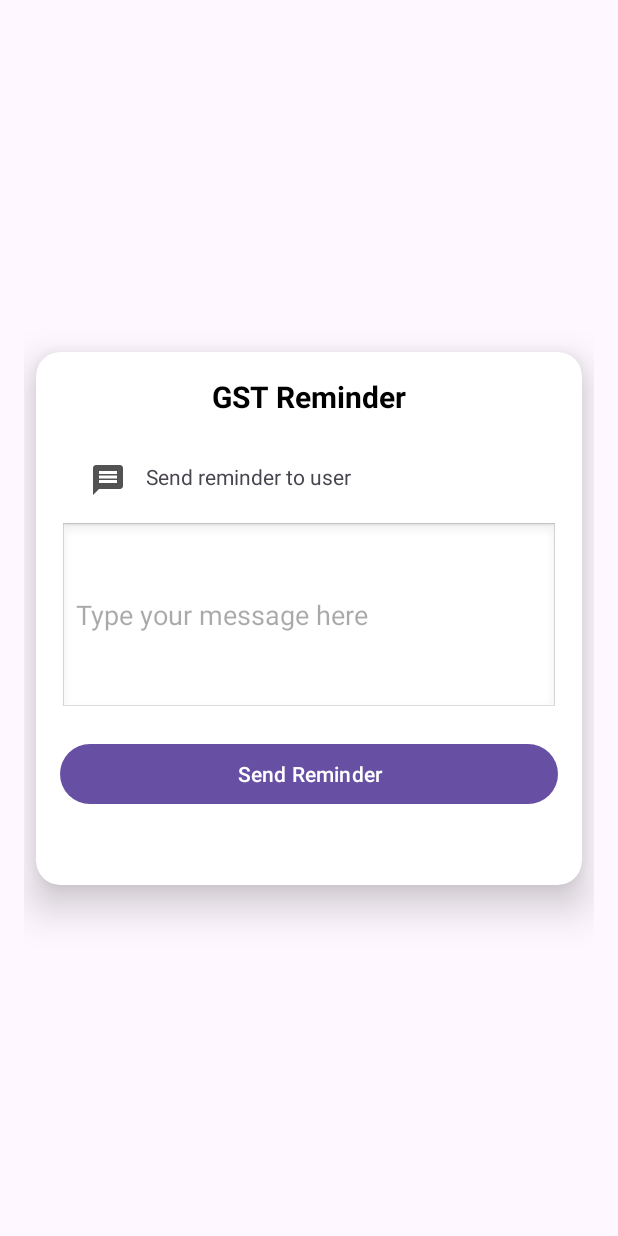
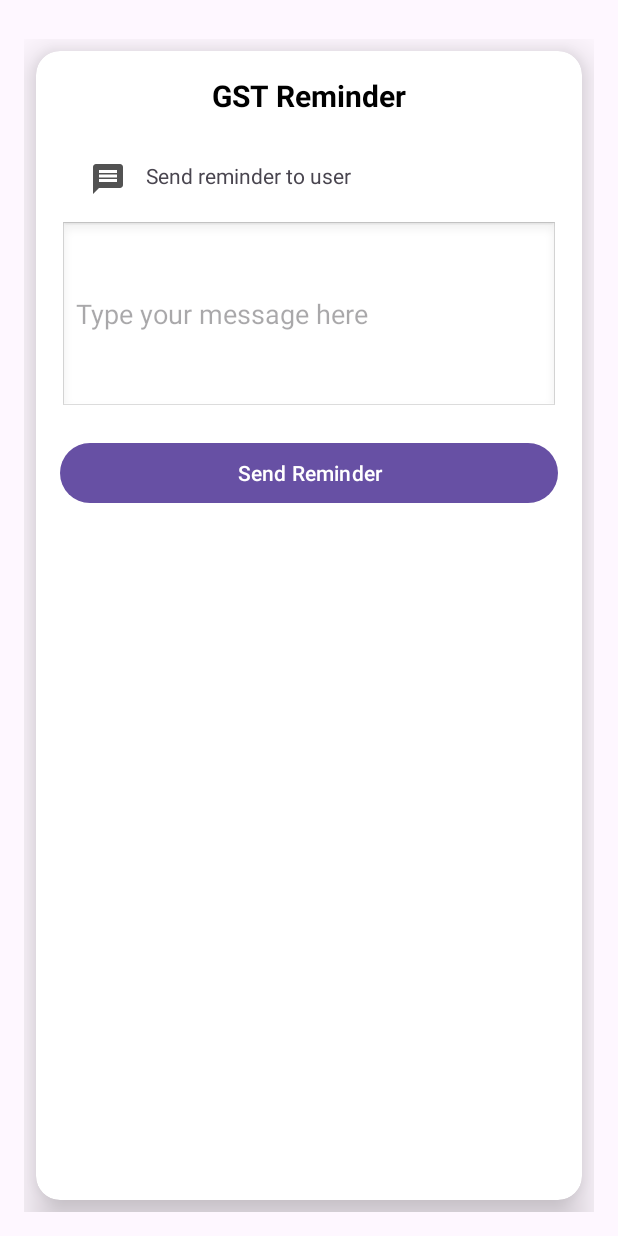
Before and after one commit to ShraddhaMandhare25/TaxProject01, an Android app: the reminder screen opened directly, with no data from a screen before it, after a tap on "Send Reminder", on a phone screen of 412 x 824 dp. Run offline under Robolectric (Android 15) with nearby library versions, the phone set to English and light mode, and no system bars; our stand-ins replace Firebase (no records; nobody signed in at launch, a user with empty details on screens opened directly); 3 statements that could not run were skipped.

Commit message:
here's an gst update

```diff
--- a/app/src/main/AndroidManifest.xml
+++ b/app/src/main/AndroidManifest.xml
@@ -19,7 +19,7 @@
             android:name=".admin2"
             android:exported="false" />
         <activity
-            android:name=".login"
+            android:name=".list"
             android:exported="false" />
         <activity
             android:name=".adminpg"
@@ -31,7 +31,7 @@
             android:name=".MainActivity"
             android:exported="false" />
         <activity
-            android:name=".list"
+            android:name=".login"
             android:exported="true">
             <intent-filter>
                 <action android:name="android.intent.action.MAIN" />
--- a/app/src/main/java/com/example/taxproj/admin2.java
+++ b/app/src/main/java/com/example/taxproj/admin2.java
@@ -30,6 +30,7 @@ DatabaseReference db;
         @Override
         public void onClick(View view) {
             Intent i= new Intent(admin2.this, reminder.class);
+i.putExtra("INFO",ans);
             startActivity(i);
         }
     });
--- a/app/src/main/java/com/example/taxproj/list.java
+++ b/app/src/main/java/com/example/taxproj/list.java
@@ -31,7 +31,7 @@ DatabaseReference db;
     @Override
     protected void onCreate(Bundle savedInstanceState) {
         super.onCreate(savedInstanceState);
-        setContentView(R.layout.activity_adminpg);
+        //setContentView(R.layout.activity_adminpg);
         setContentView(R.layout.activity_list);
 
         listView = findViewById(R.id.listView);
@@ -47,7 +47,7 @@ DatabaseReference db;
                 myArrayList.clear() ;
                 for (DataSnapshot snapshot1 : snapshot.getChildren()) {
                     // String u="User="+snapshot1.child("user").getValue().toString()+"MOB="+snapshot1.child("mob").getValue().toString() ;
-                    String u="USER="+snapshot1.child("name").getValue().toString()+"\nPAN="+snapshot1.child("pan").getValue().toString() ;;
+                    String u="USER="+snapshot1.child("name").getValue().toString()+"\nPAN="+snapshot1.child("pan").getValue().toString() ;
 
                     myArrayList.add(u.toString());
                 }
--- a/app/src/main/java/com/example/taxproj/login.java
+++ b/app/src/main/java/com/example/taxproj/login.java
@@ -32,6 +32,7 @@ public class login extends AppCompatActivity {
                 String panNo = pan.getText().toString().toUpperCase();
                 String p = pass.getText().toString();
                 String n = name.getText().toString();
+
                 String passValidation = "^(?=.*[0-9])(?=.*[A-Z])(?=.*[@#$%^&+=!])(?=\\S+$).{4,}$";
 
 
--- a/app/src/main/java/com/example/taxproj/loginD.java
+++ b/app/src/main/java/com/example/taxproj/loginD.java
@@ -2,13 +2,14 @@ package com.example.taxproj;
 
 public class loginD
 {
-    String pan,pass,name;
+    String pan,pass,name,remind;
 
 public loginD(String pan, String pass,String name)
         {
         this.pan=pan;
         this.pass=pass;
         this.name=name;
+
         }
 
 public String getPan() { return pan; }
@@ -24,4 +25,7 @@ public void setPass(String pass) {
         public void setName(String name) {
                 this.name = name;
         }
+
+
+
 }
--- a/app/src/main/java/com/example/taxproj/reminder.java
+++ b/app/src/main/java/com/example/taxproj/reminder.java
@@ -1,27 +1,106 @@
 package com.example.taxproj;
 
+import androidx.annotation.NonNull;
 import androidx.appcompat.app.AppCompatActivity;
 
+import android.annotation.SuppressLint;
 import android.os.Bundle;
 import android.view.View;
 import android.widget.Button;
 import android.widget.EditText;
+import android.widget.TextView;
 import android.widget.Toast;
+
+import com.google.firebase.database.DataSnapshot;
+import com.google.firebase.database.DatabaseError;
+import com.google.firebase.database.DatabaseReference;
+import com.google.firebase.database.FirebaseDatabase;
+import com.google.firebase.database.ValueEventListener;
 
 public class reminder extends AppCompatActivity {
 EditText input;
 Button send;
+TextView t1;
+DatabaseReference db;
+
+
+    private String extractPan(String info) {
+        String[] lines = info.split("\n");
+        for (String line : lines) {
+            if (line.startsWith("PAN=")) {
+                return line.substring(4).trim();  // removes "PAN="
+            }
+        }
+        return "";
+    }
+
+    @SuppressLint("MissingInflatedId")
     @Override
     protected void onCreate(Bundle savedInstanceState) {
         super.onCreate(savedInstanceState);
         setContentView(R.layout.activity_reminder);
         input=(EditText) findViewById(R.id.messageInput);
         send=(Button) findViewById(R.id.sendButton);
+        t1=(TextView)findViewById(R.id.textView) ;
+
+        String info = getIntent().getStringExtra("INFO");
+        String userPan = extractPan(info);
+//String txt= getIntent().getExtras().getString("INFO").toString();
+//t1.setText(txt);
+        db= FirebaseDatabase.getInstance().getReference().child("USER'S signin");
+
+      /*  db.addValueEventListener(new ValueEventListener() {
+            @Override
+            public void onDataChange(@NonNull DataSnapshot snapshot) {
+                String name="USER="+snapshot.child("name").getValue().toString();
+                String panNo="\nPAN="+snapshot.child("pan").getValue().toString() ;
+                String pass="PASSWORD="+snapshot.child("pass").getValue().toString();
+
+                //String ans= getIntent().getExtras().getString("INFO").toString();
+                //  t1.setText(ans);
+
+                loginD obj = new loginD( panNo, pass,name,inp);
+                db.child(inp).setValue(obj);
+
+                Toast.makeText(reminder.this, "message has been sent!!!"+ inp, Toast.LENGTH_SHORT).show();
+
+            }
+
+            @Override
+            public void onCancelled(@NonNull DatabaseError error) {
+
+            }
+        });*/
+
 
         send.setOnClickListener(new View.OnClickListener() {
             @Override
             public void onClick(View view) {
-                Toast.makeText(reminder.this, "message has been sent!!!", Toast.LENGTH_SHORT).show();
+                String inp= input.getText().toString();
+                db.orderByChild("pan").equalTo(userPan)
+                        .addListenerForSingleValueEvent(new ValueEventListener() {
+                            @Override
+                            public void onDataChange(@NonNull DataSnapshot snapshot) {
+                                boolean found = false;
+                                for (DataSnapshot userSnapshot : snapshot.getChildren()) {
+                                    userSnapshot.getRef().child("reminder").setValue(inp);
+                                    found = true;
+                                }
+
+                                if (found) {
+                                    t1.setText("Reminder sent to PAN: " + userPan);
+                                    Toast.makeText(reminder.this, "Reminder sent!", Toast.LENGTH_SHORT).show();
+                                } else {
+                                    Toast.makeText(reminder.this, "User not found", Toast.LENGTH_SHORT).show();
+                                }
+                            }
+
+                            @Override
+                            public void onCancelled(@NonNull DatabaseError error) {
+                                Toast.makeText(reminder.this, "Error: " + error.getMessage(), Toast.LENGTH_SHORT).show();
+                            }
+                        });
+
             }
         });
     }
--- /dev/null
+++ b/app/src/main/java/com/example/taxproj/reminderD.java
@@ -0,0 +1,16 @@
+package com.example.taxproj;
+
+public class reminderD {
+    String input;
+   public reminderD(String input){
+        this.input=input;
+    }
+
+    public String getInput() {
+        return input;
+    }
+
+    public void setInput(String input) {
+        this.input = input;
+    }
+}
--- a/app/src/main/res/layout/activity_reminder.xml
+++ b/app/src/main/res/layout/activity_reminder.xml
@@ -1,43 +1,52 @@
 <?xml version="1.0" encoding="utf-8"?>
 <androidx.constraintlayout.widget.ConstraintLayout xmlns:android="http://schemas.android.com/apk/res/android"
     xmlns:app="http://schemas.android.com/apk/res-auto"
+    xmlns:tools="http://schemas.android.com/tools"
     android:layout_width="match_parent"
     android:layout_height="match_parent"
+    android:layout_marginTop="10dp"
     android:padding="16dp">
 
-    <androidx.cardview.widget.CardView
-        android:id="@+id/cardView"
+    <ScrollView
         android:layout_width="0dp"
-        android:layout_height="wrap_content"
-        android:layout_margin="8dp"
-        app:cardCornerRadius="16dp"
-        app:cardElevation="16dp"
+        android:layout_height="0dp"
+        android:fillViewport="true"
         app:layout_constraintTop_toTopOf="parent"
         app:layout_constraintBottom_toBottomOf="parent"
         app:layout_constraintStart_toStartOf="parent"
         app:layout_constraintEnd_toEndOf="parent">
 
-        <LinearLayout
+        <androidx.cardview.widget.CardView
+            android:id="@+id/cardView"
             android:layout_width="match_parent"
-            android:layout_height="355dp"
-            android:orientation="vertical"
+            android:layout_height="wrap_content"
+
+            android:layout_margin="8dp"
+            app:cardCornerRadius="16dp"
+            app:cardElevation="16dp">
+
+            <RelativeLayout
+                android:layout_width="match_parent"
+                android:layout_height="wrap_content"
                 android:padding="16dp">
 
                 <TextView
                     android:id="@+id/titleText"
                     android:layout_width="wrap_content"
                     android:layout_height="wrap_content"
-                android:layout_gravity="center_horizontal"
                     android:text="GST Reminder"
                     android:textColor="@android:color/black"
                     android:textSize="20sp"
-                android:textStyle="bold" />
+                    android:textStyle="bold"
+                    android:layout_centerHorizontal="true" />
 
                 <TextView
+                    android:id="@+id/instructionText"
                     android:layout_width="wrap_content"
                     android:layout_height="wrap_content"
+                    android:layout_below="@id/titleText"
                     android:layout_marginTop="30dp"
-                android:layout_marginLeft="20dp"
+                    android:layout_marginStart="20dp"
                     android:drawableStart="@drawable/baseline_message_24"
                     android:text="    Send reminder to user" />
 
@@ -45,6 +54,7 @@
                     android:id="@+id/messageInput"
                     android:layout_width="match_parent"
                     android:layout_height="wrap_content"
+                    android:layout_below="@id/instructionText"
                     android:layout_marginTop="16dp"
                     android:background="@android:drawable/edit_text"
                     android:hint="Type your message here"
@@ -55,9 +65,19 @@
                     android:id="@+id/sendButton"
                     android:layout_width="match_parent"
                     android:layout_height="wrap_content"
+                    android:layout_below="@id/messageInput"
                     android:layout_marginTop="16dp"
                     android:text="Send Reminder" />
-        </LinearLayout>
+
+                <TextView
+                    android:id="@+id/textView"
+                    android:layout_width="wrap_content"
+                    android:layout_height="wrap_content"
+                    android:layout_below="@id/sendButton"
+                    android:layout_marginTop="25dp"
+                    android:text=" " />
+
+            </RelativeLayout>
         </androidx.cardview.widget.CardView>
-
+    </ScrollView>
 </androidx.constraintlayout.widget.ConstraintLayout>
```
Lines whose indentation alone changed are shown as unchanged.
